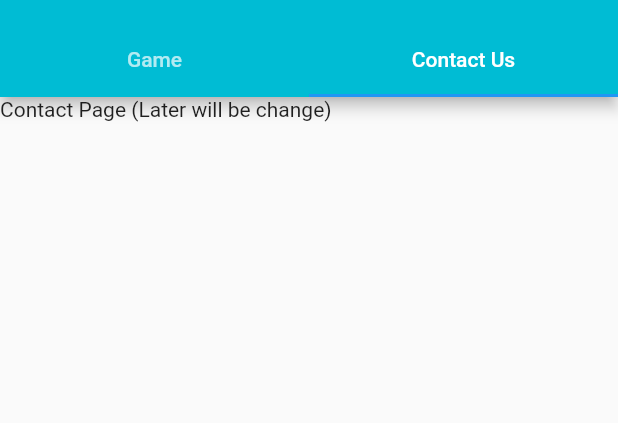
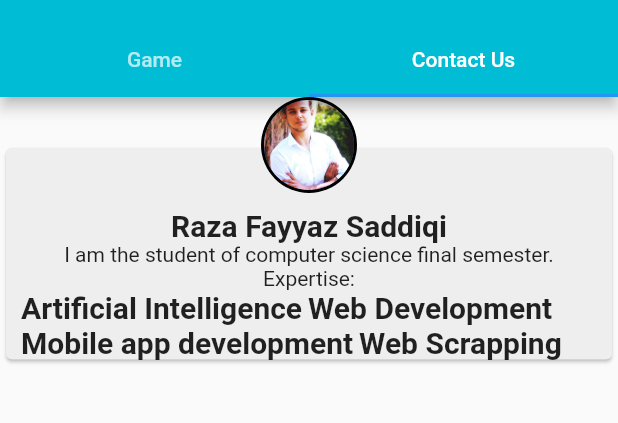
Before and after one commit to razasaddiqi/SP-17-BCS-062--Raza-, a Flutter app: the screen it shows after launch, tab 2 chosen, on a phone screen of 412 x 824 dp, the part 59-482 px from its top. Run offline on Flutter 3.47's test engine with Material 2 defaults, Android fonts, the light colour scheme and no system bars; our stand-ins replace after_layout; missing offline and left inert: contactus.

Commit message:
Contact us page

```diff
--- a/lib/home.dart
+++ b/lib/home.dart
@@ -1,11 +1,21 @@
 import 'package:flutter/material.dart';
 import 'simple_level.dart';
 import 'hard_level.dart';
+import 'package:contactus/contactus.dart';
 void main() {
   runApp(home_screen());
 }
 
 class home_screen extends StatelessWidget {
+  static Widget circularImageWithBorder(String imgPath, double rad, double borderWidth, Color borderColor) {
+    return CircleAvatar(
+        radius: rad + borderWidth,
+        backgroundColor: borderColor,
+        child: CircleAvatar(
+          backgroundImage: AssetImage(imgPath),
+          radius: rad,
+        ));
+  }
   // This widget is the root of your application.
   @override
   Widget build(BuildContext context) {
@@ -83,7 +93,47 @@ class home_screen extends StatelessWidget {
                   ),
                 ],),
               ),
-              Text('Contact Page (Later will be change)'),
+              Stack(
+                alignment: Alignment.topCenter,
+                children: <Widget>[
+                  Container(
+                    margin: EdgeInsets.only(top: 30),
+                    width: double.infinity,
+                    child: Card(
+                        color: Color(0xffeeeeee),
+                        child: Column(
+                          mainAxisSize: MainAxisSize.min,
+                          children: <Widget>[
+                            Padding(
+                              padding: EdgeInsets.only(top: 40, bottom: 0, left: 10, right: 10),
+                              child: Column(
+                                children: <Widget>[
+                                  Text("Raza Fayyaz Saddiqi", style: TextStyle(fontSize: 20, fontWeight: FontWeight.bold),),
+                                  Text("I am the student of computer science final semester.", style: TextStyle()),
+                                  Text("Expertise:", style: TextStyle()),
+                                  Row(
+
+                                    children: [
+                                    Text("Artificial Intelligence", style: TextStyle(fontSize: 20, fontWeight: FontWeight.bold),),
+                                    SizedBox(width: 4,),
+                                    Text("Web Development", style: TextStyle(fontSize: 20, fontWeight: FontWeight.bold),),
+                                  ],),
+                                  Row(children: [
+                                    Text("Mobile app development", style: TextStyle(fontSize: 20, fontWeight: FontWeight.bold),),
+                                    SizedBox(width: 4,),
+                                    Text("Web Scrapping", style: TextStyle(fontSize: 20, fontWeight: FontWeight.bold),),
+                                  ],),
+                                ],
+                              ),
+                            )
+                          ],
+                        )),
+                  ),
+                  circularImageWithBorder(
+                      "images/my_pic.jpg", 30, 2, Colors.black),
+                ],
+              ),
+              // Text('Contact Page (Later will be change)'),
             ],
           ),
         ),
--- a/pubspec.yaml
+++ b/pubspec.yaml
@@ -29,6 +29,7 @@ dependencies:
   # Use with the CupertinoIcons class for iOS style icons.
   cupertino_icons: ^1.0.1
   after_layout: ^1.0.7+2
+  contactus: ^1.1.7
 
 dev_dependencies:
   flutter_test:
```
Also changed, not shown: images/my_pic.jpg (added), pubspec.lock.
